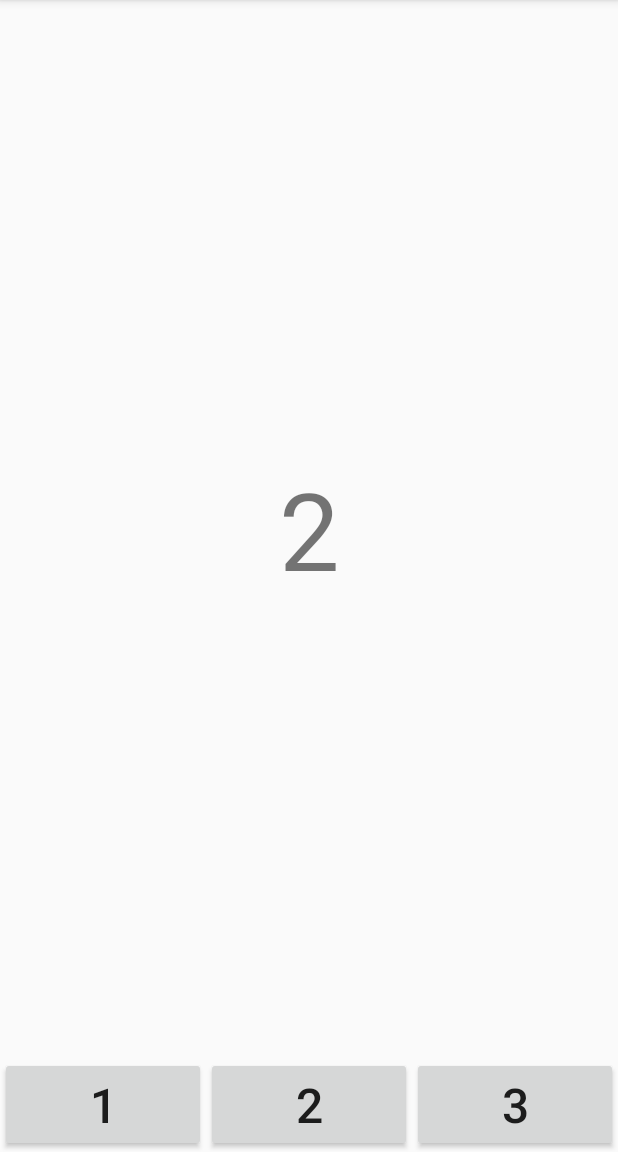
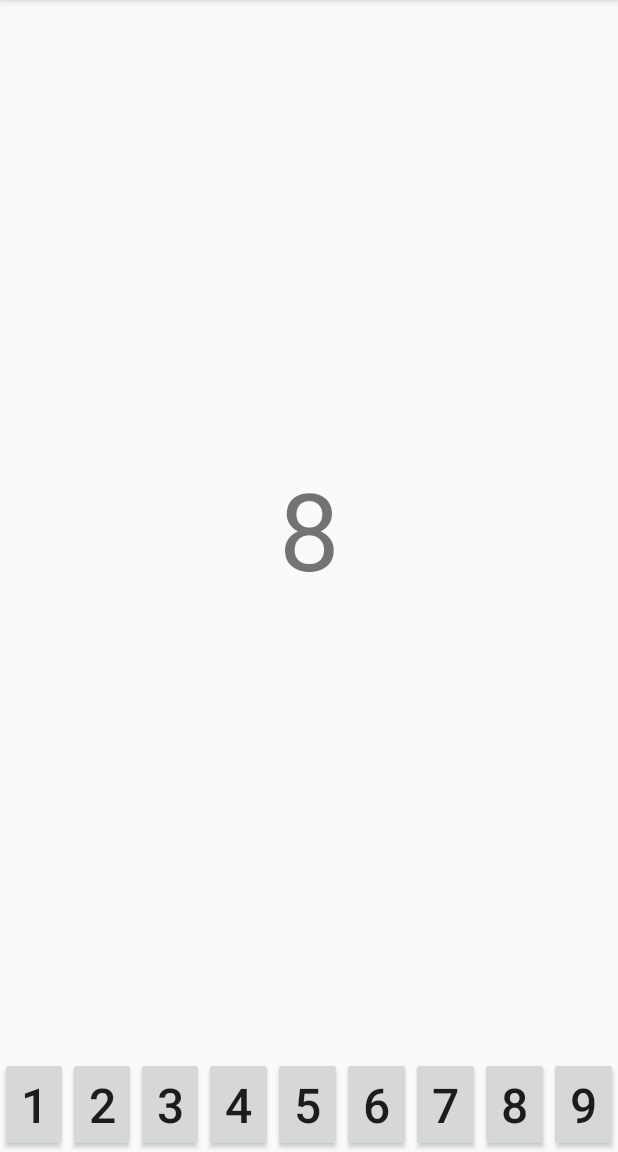
Before and after one commit to arsyee/CountItBaby, an Android app: the screen it shows after launch (MainActivity), on a phone screen of 412 x 824 dp, the part 84-1236 px from its top. Run offline under Robolectric (Android 15) with nearby library versions, the phone set to English and light mode, and no system bars.

Commit message:
solution buttons were moved to a List

```diff
--- a/app/src/main/java/hu/fallen/countitbaby/MainActivity.java
+++ b/app/src/main/java/hu/fallen/countitbaby/MainActivity.java
@@ -4,24 +4,29 @@ import android.support.v7.app.AppCompatActivity;
 import android.os.Bundle;
 import android.view.View;
 import android.widget.Button;
+import android.widget.LinearLayout;
 import android.widget.TextView;
 import android.widget.Toast;
 
+import java.util.ArrayList;
+import java.util.List;
+import java.util.Locale;
 import java.util.Random;
 
 public class MainActivity extends AppCompatActivity {
 
+    public static final String TAG = MainActivity.class.toString();
     public Random mRandom = new Random();
 
     TextView mQuestion;
 
-    Button mSolution1;
-    Button mSolution2;
-    Button mSolution3;
+    LinearLayout mSolutionContainer;
+    int mCountSolutions;
+    List<Button> mSolutionButtons;
 
     Toast mSolutionToast = null;
 
-    int numberOfOptions = 3;
+    int numberOfOptions = 9;
 
     private class SolutionOnClickListener implements View.OnClickListener {
         private final int mNumber;
@@ -48,8 +53,8 @@ public class MainActivity extends AppCompatActivity {
     }
 
     private void newRandomQuestion() {
-        int newSolution = mRandom.nextInt(3)+1;
-        mQuestion.setText(Integer.toString(newSolution));
+        int newSolution = mRandom.nextInt(numberOfOptions)+1;
+        mQuestion.setText(String.format(Locale.getDefault(),"%d", newSolution));
     }
 
     @Override
@@ -59,13 +64,19 @@ public class MainActivity extends AppCompatActivity {
 
         mQuestion = findViewById(R.id.question);
 
-        mSolution1 = findViewById(R.id.solution1);
-        mSolution2 = findViewById(R.id.solution2);
-        mSolution3 = findViewById(R.id.solution3);
-
-        mSolution1.setOnClickListener(new SolutionOnClickListener(1));
-        mSolution2.setOnClickListener(new SolutionOnClickListener(2));
-        mSolution3.setOnClickListener(new SolutionOnClickListener(3));
+        mSolutionContainer = findViewById(R.id.ll_solution_container);
+        mCountSolutions = mSolutionContainer.getChildCount();
+        mSolutionButtons = new ArrayList<>(mCountSolutions);
+        for (int i = 0; i < mCountSolutions; ++i) {
+            Button button = (Button) mSolutionContainer.getChildAt(i);
+            int solution = i+1;
+            mSolutionButtons.add(button);
+            button.setOnClickListener(new SolutionOnClickListener(solution));
+            button.setText(String.format(Locale.getDefault(),"%d", solution));
+            if (solution > numberOfOptions) {
+                button.setVisibility(View.GONE);
+            }
+        }
 
         newRandomQuestion();
     }
--- a/app/src/main/res/layout/activity_main.xml
+++ b/app/src/main/res/layout/activity_main.xml
@@ -1,6 +1,5 @@
 <?xml version="1.0" encoding="utf-8"?>
 <LinearLayout xmlns:android="http://schemas.android.com/apk/res/android"
-    xmlns:app="http://schemas.android.com/apk/res-auto"
     xmlns:tools="http://schemas.android.com/tools"
     android:layout_width="match_parent"
     android:layout_height="match_parent"
@@ -13,32 +12,24 @@
         android:layout_height="0dp"
         android:layout_weight="1"
         android:gravity="center"
-        android:textSize="72sp"
-        android:text="2">
+        android:textSize="72sp">
 
     </TextView>
 
     <LinearLayout
+        android:id="@+id/ll_solution_container"
         android:layout_width="match_parent"
         android:layout_height="wrap_content">
 
-        <Button
-            android:id="@+id/solution1"
-            style="@style/SolutionButtonStyle"
-            android:text="1" />
-        <Button
-            android:id="@+id/solution2"
-            style="@style/SolutionButtonStyle"
-            android:text="2" />
-        <Button
-            android:id="@+id/solution3"
-            style="@style/SolutionButtonStyle"
-            android:text="3" />
-        <Button
-            android:id="@+id/solution4"
-            style="@style/SolutionButtonStyle"
-            android:visibility="gone"
-            android:text="4" />
+        <Button style="@style/SolutionButtonStyle" />
+        <Button style="@style/SolutionButtonStyle" />
+        <Button style="@style/SolutionButtonStyle" />
+        <Button style="@style/SolutionButtonStyle" />
+        <Button style="@style/SolutionButtonStyle" />
+        <Button style="@style/SolutionButtonStyle" />
+        <Button style="@style/SolutionButtonStyle" />
+        <Button style="@style/SolutionButtonStyle" />
+        <Button style="@style/SolutionButtonStyle" />
 
     </LinearLayout>
 
```
